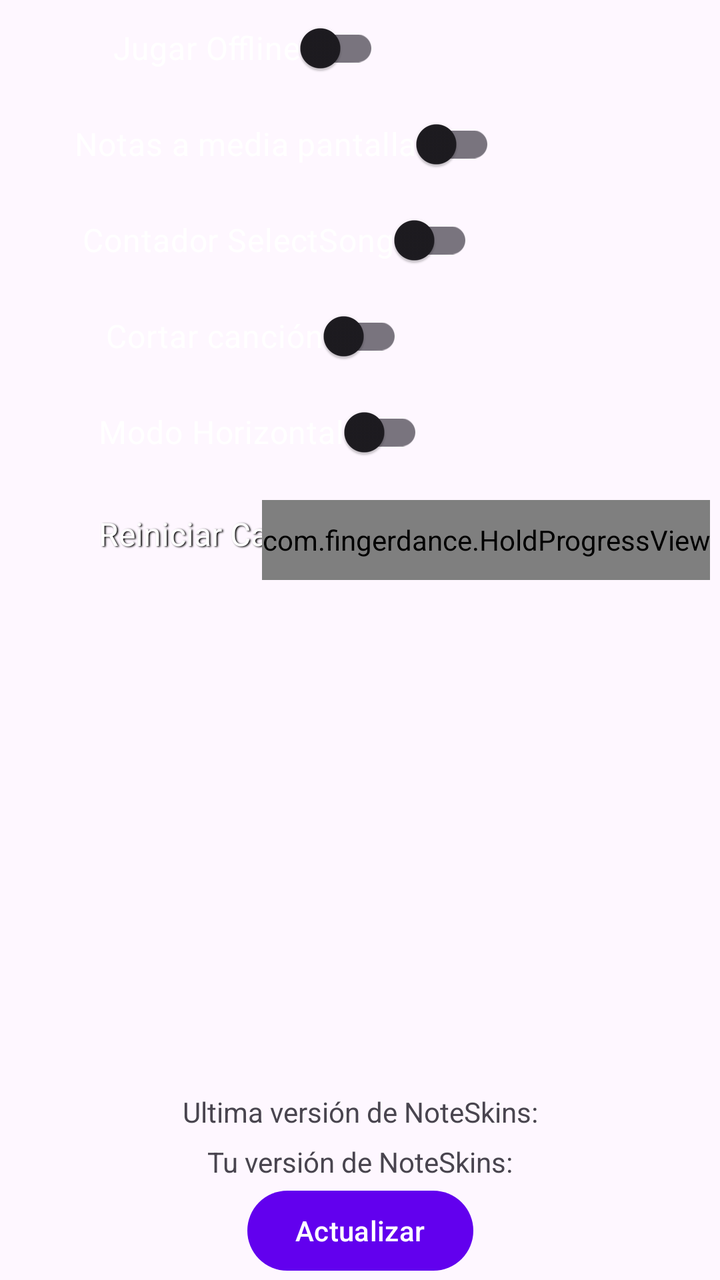
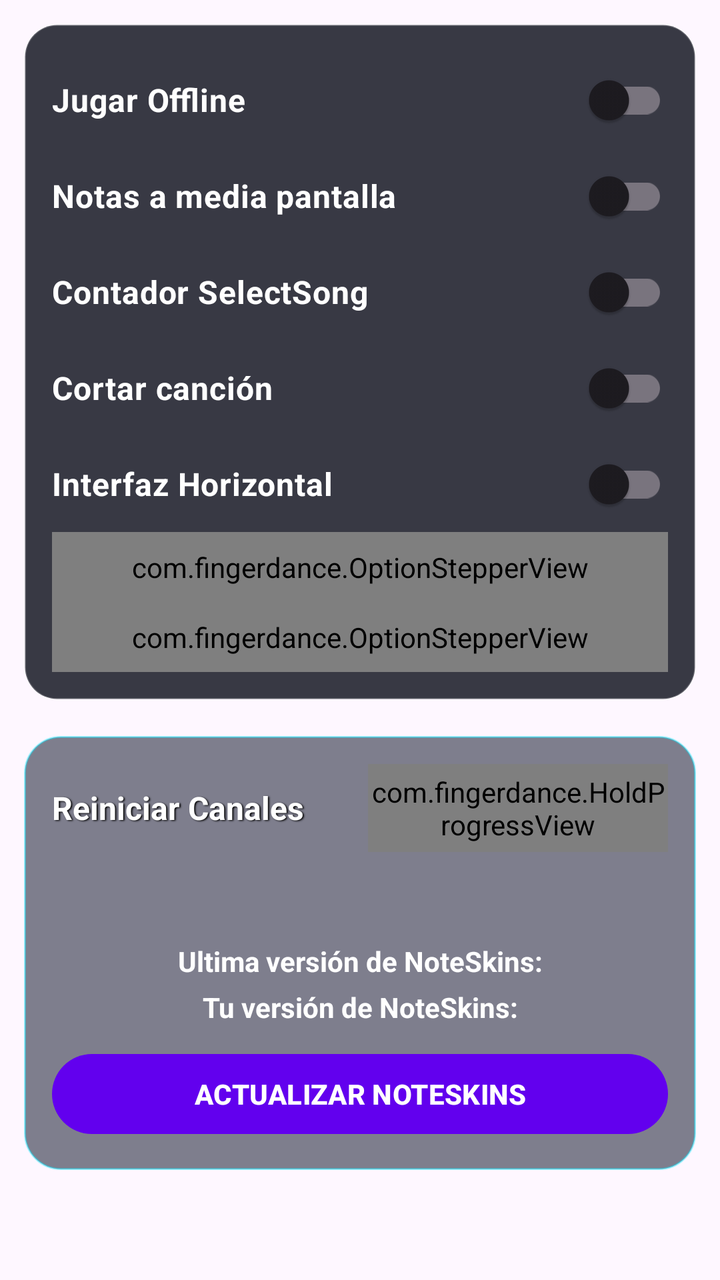

Before-and-after screenshots of an Android layout around one commit, followed by the original layout XML and the change that was made.
<!-- AndroidManifest.xml: application theme Theme.FingerDance -->
<!-- res/layout/options_settings.xml -->
<?xml version="1.0" encoding="utf-8"?>
<androidx.constraintlayout.widget.ConstraintLayout xmlns:android="http://schemas.android.com/apk/res/android"
    xmlns:app="http://schemas.android.com/apk/res-auto"
    xmlns:tools="http://schemas.android.com/tools"
    android:id="@+id/constraintBG"
    android:layout_width="match_parent"
    android:layout_height="match_parent"
    android:textAlignment="viewStart">

    <androidx.appcompat.widget.SwitchCompat
        android:id="@+id/btnOffline"
        android:layout_width="wrap_content"
        android:layout_height="wrap_content"
        android:backgroundTint="#002196F3"
        android:contextClickable="false"
        android:cursorVisible="true"
        android:text="Jugar Offline"
        android:textColor="@color/white"
        android:textSize="16dp"
        app:layout_constraintEnd_toEndOf="parent"
        app:layout_constraintHorizontal_bias="0.25"
        app:layout_constraintStart_toStartOf="parent"
        app:layout_constraintTop_toTopOf="parent" />

    <androidx.appcompat.widget.SwitchCompat
        android:id="@+id/btnNoteMidLine"
        android:layout_width="wrap_content"
        android:layout_height="wrap_content"
        android:backgroundTint="#002196F3"
        android:contextClickable="false"
        android:cursorVisible="true"
        android:text="Notas a media pantalla"
        android:textColor="@color/white"
        android:textSize="16dp"
        app:layout_constraintEnd_toEndOf="parent"
        app:layout_constraintHorizontal_bias="0.25"
        app:layout_constraintStart_toStartOf="parent"
        app:layout_constraintTop_toBottomOf="@+id/btnOffline" />

    <androidx.appcompat.widget.SwitchCompat
        android:id="@+id/btnNoCounter"
        android:layout_width="wrap_content"
        android:layout_height="wrap_content"
        android:backgroundTint="#002196F3"
        android:contextClickable="false"
        android:cursorVisible="true"
        android:text="Contador SelectSong"
        android:textColor="@color/white"
        android:textSize="16dp"
        app:layout_constraintEnd_toEndOf="parent"
        app:layout_constraintHorizontal_bias="0.25"
        app:layout_constraintStart_toStartOf="parent"
        app:layout_constraintTop_toBottomOf="@+id/btnNoteMidLine" />

    <androidx.appcompat.widget.SwitchCompat
        android:id="@+id/btnBreakSong"
        android:layout_width="wrap_content"
        android:layout_height="wrap_content"
        android:backgroundTint="#002196F3"
        android:contextClickable="false"
        android:cursorVisible="true"
        android:text="Cortar canción"
        android:textColor="@color/white"
        android:textSize="16dp"
        app:layout_constraintEnd_toEndOf="parent"
        app:layout_constraintHorizontal_bias="0.25"
        app:layout_constraintStart_toStartOf="parent"
        app:layout_constraintTop_toBottomOf="@+id/btnNoCounter" />

    <androidx.appcompat.widget.SwitchCompat
        android:id="@+id/btnHorizontalMode"
        android:layout_width="wrap_content"
        android:layout_height="wrap_content"
        android:backgroundTint="#002196F3"
        android:contextClickable="false"
        android:cursorVisible="true"
        android:text="Modo Horizontal"
        android:textColor="@color/white"
        android:textSize="16dp"
        app:layout_constraintEnd_toEndOf="parent"
        app:layout_constraintHorizontal_bias="0.25"
        app:layout_constraintStart_toStartOf="parent"
        app:layout_constraintTop_toBottomOf="@+id/btnBreakSong" />

    <TextView
        android:id="@+id/txResetChannels"
        android:layout_width="wrap_content"
        android:layout_height="40dp"
        android:layout_marginTop="16dp"
        android:shadowColor="@android:color/black"
        android:shadowDx="1.5"
        android:shadowDy="1.3"
        android:shadowRadius="1.6"
        android:text="Reiniciar Canales"
        android:textColor="@color/white"
        android:textSize="16dp"
        app:layout_constraintStart_toStartOf="@+id/btnHorizontalMode"
        app:layout_constraintTop_toBottomOf="@+id/btnHorizontalMode" />

    <com.fingerdance.HoldProgressView
        android:id="@+id/holdProgress"
        android:layout_width="wrap_content"
        android:layout_height="40dp"
        android:layout_marginTop="10dp"
        android:layout_marginRight="5dp"
        android:textSize="10dp"
        app:layout_constraintEnd_toEndOf="parent"
        app:layout_constraintTop_toBottomOf="@+id/btnHorizontalMode" />

    <TextView
        android:id="@+id/txVersionNoteSkin"
        android:layout_width="wrap_content"
        android:layout_height="wrap_content"
        android:text="Ultima versión de NoteSkins:"
        app:layout_constraintBottom_toBottomOf="parent"
        app:layout_constraintEnd_toEndOf="parent"
        app:layout_constraintStart_toStartOf="parent"
        app:layout_constraintTop_toTopOf="parent"
        app:layout_constraintVertical_bias="0.88" />

    <TextView
        android:id="@+id/txMyVersionNoteSkin"
        android:layout_width="wrap_content"
        android:layout_height="wrap_content"
        android:text="Tu versión de NoteSkins:"
        app:layout_constraintBottom_toBottomOf="parent"
        app:layout_constraintEnd_toEndOf="parent"
        app:layout_constraintStart_toStartOf="parent"
        app:layout_constraintTop_toTopOf="parent"
        app:layout_constraintVertical_bias="0.92" />

    <Button
        android:id="@+id/btnUptadeNoteSkin"
        android:layout_width="wrap_content"
        android:layout_height="wrap_content"
        android:text="Actualizar"
        app:layout_constraintBottom_toBottomOf="parent"
        app:layout_constraintEnd_toEndOf="parent"
        app:layout_constraintStart_toStartOf="parent"
        app:layout_constraintTop_toTopOf="parent"
        app:layout_constraintVertical_bias="0.999" />

</androidx.constraintlayout.widget.ConstraintLayout>
<!-- resources referenced by this layout -->
<resources>
  <color name="white">#FFFFFFFF</color>
  <style name="Theme.FingerDance" parent="Theme.Material3.DayNight.NoActionBar">
          
          <item name="colorPrimary">@color/purple_500</item>
          <item name="colorPrimaryVariant">@color/purple_700</item>
          <item name="colorOnPrimary">@color/white</item>
          
          <item name="colorSecondary">@color/teal_200</item>
          <item name="colorSecondaryVariant">@color/teal_700</item>
          <item name="colorOnSecondary">@color/black</item>
          
          <item name="android:statusBarColor">?attr/colorPrimaryVariant</item>
          
      </style>
  <color name="purple_500">#FF6200EE</color>
  <color name="purple_700">#FF3700B3</color>
  <color name="teal_200">#FF03DAC5</color>
  <color name="teal_700">#FF018786</color>
  <color name="black">#FF000000</color>
</resources>

<!-- the commit's change to res/layout/options_settings.xml (unified diff, before → after) -->
@@ -1,143 +1,145 @@
 <?xml version="1.0" encoding="utf-8"?>
-<androidx.constraintlayout.widget.ConstraintLayout xmlns:android="http://schemas.android.com/apk/res/android"
-    xmlns:app="http://schemas.android.com/apk/res-auto"
+<ScrollView xmlns:android="http://schemas.android.com/apk/res/android" xmlns:app="http://schemas.android.com/apk/res-auto"
     xmlns:tools="http://schemas.android.com/tools"
-    android:id="@+id/constraintBG"
-    android:layout_width="match_parent"
-    android:layout_height="match_parent"
-    android:textAlignment="viewStart">
+    android:layout_width="match_parent" android:layout_height="match_parent" android:fillViewport="true">
+    <androidx.constraintlayout.widget.ConstraintLayout android:id="@+id/constraintBG" android:layout_width="match_parent" android:layout_height="wrap_content" android:padding="12dp">
 
-    <androidx.appcompat.widget.SwitchCompat
-        android:id="@+id/btnOffline"
-        android:layout_width="wrap_content"
-        android:layout_height="wrap_content"
-        android:backgroundTint="#002196F3"
-        android:contextClickable="false"
-        android:cursorVisible="true"
-        android:text="Jugar Offline"
-        android:textColor="@color/white"
-        android:textSize="16dp"
-        app:layout_constraintEnd_toEndOf="parent"
-        app:layout_constraintHorizontal_bias="0.25"
-        app:layout_constraintStart_toStartOf="parent"
-        app:layout_constraintTop_toTopOf="parent" />
+        <LinearLayout
+            android:id="@+id/gameplaySettingsPanel"
+            android:layout_width="0dp"
+            android:layout_height="wrap_content"
+            android:background="@drawable/fd_panel_dark"
+            android:orientation="vertical"
+            android:padding="14dp"
+            app:layout_constraintEnd_toEndOf="parent"
+            app:layout_constraintStart_toStartOf="parent"
+            app:layout_constraintTop_toTopOf="parent">
 
-    <androidx.appcompat.widget.SwitchCompat
-        android:id="@+id/btnNoteMidLine"
-        android:layout_width="wrap_content"
-        android:layout_height="wrap_content"
-        android:backgroundTint="#002196F3"
-        android:contextClickable="false"
-        android:cursorVisible="true"
-        android:text="Notas a media pantalla"
-        android:textColor="@color/white"
-        android:textSize="16dp"
-        app:layout_constraintEnd_toEndOf="parent"
-        app:layout_constraintHorizontal_bias="0.25"
-        app:layout_constraintStart_toStartOf="parent"
-        app:layout_constraintTop_toBottomOf="@+id/btnOffline" />
+            <androidx.appcompat.widget.SwitchCompat
+                android:id="@+id/btnOffline"
+                style="@style/FingerDanceSwitch"
+                android:text="Jugar Offline" />
 
-    <androidx.appcompat.widget.SwitchCompat
-        android:id="@+id/btnNoCounter"
-        android:layout_width="wrap_content"
-        android:layout_height="wrap_content"
-        android:backgroundTint="#002196F3"
-        android:contextClickable="false"
-        android:cursorVisible="true"
-        android:text="Contador SelectSong"
-        android:textColor="@color/white"
-        android:textSize="16dp"
-        app:layout_constraintEnd_toEndOf="parent"
-        app:layout_constraintHorizontal_bias="0.25"
-        app:layout_constraintStart_toStartOf="parent"
-        app:layout_constraintTop_toBottomOf="@+id/btnNoteMidLine" />
+            <androidx.appcompat.widget.SwitchCompat
+                android:id="@+id/btnNoteMidLine"
+                style="@style/FingerDanceSwitch"
+                android:text="Notas a media pantalla" />
 
-    <androidx.appcompat.widget.SwitchCompat
-        android:id="@+id/btnBreakSong"
-        android:layout_width="wrap_content"
-        android:layout_height="wrap_content"
-        android:backgroundTint="#002196F3"
-        android:contextClickable="false"
-        android:cursorVisible="true"
-        android:text="Cortar canción"
-        android:textColor="@color/white"
-        android:textSize="16dp"
-        app:layout_constraintEnd_toEndOf="parent"
-        app:layout_constraintHorizontal_bias="0.25"
-        app:layout_constraintStart_toStartOf="parent"
-        app:layout_constraintTop_toBottomOf="@+id/btnNoCounter" />
+            <androidx.appcompat.widget.SwitchCompat
+                android:id="@+id/btnNoCounter"
+                style="@style/FingerDanceSwitch"
+                android:text="Contador SelectSong" />
 
-    <androidx.appcompat.widget.SwitchCompat
-        android:id="@+id/btnHorizontalMode"
-        android:layout_width="wrap_content"
-        android:layout_height="wrap_content"
-        android:backgroundTint="#002196F3"
-        android:contextClickable="false"
-        android:cursorVisible="true"
-        android:text="Modo Horizontal"
-        android:textColor="@color/white"
-        android:textSize="16dp"
-        app:layout_constraintEnd_toEndOf="parent"
-        app:layout_constraintHorizontal_bias="0.25"
-        app:layout_constraintStart_toStartOf="parent"
-        app:layout_constraintTop_toBottomOf="@+id/btnBreakSong" />
+            <androidx.appcompat.widget.SwitchCompat
+                android:id="@+id/btnBreakSong"
+                style="@style/FingerDanceSwitch"
+                android:text="Cortar canción" />
 
-    <TextView
-        android:id="@+id/txResetChannels"
-        android:layout_width="wrap_content"
-        android:layout_height="40dp"
-        android:layout_marginTop="16dp"
-        android:shadowColor="@android:color/black"
-        android:shadowDx="1.5"
-        android:shadowDy="1.3"
-        android:shadowRadius="1.6"
-        android:text="Reiniciar Canales"
-        android:textColor="@color/white"
-        android:textSize="16dp"
-        app:layout_constraintStart_toStartOf="@+id/btnHorizontalMode"
-        app:layout_constraintTop_toBottomOf="@+id/btnHorizontalMode" />
+            <androidx.appcompat.widget.SwitchCompat
+                android:id="@+id/btnHorizontalMode"
+                style="@style/FingerDanceSwitch"
+                android:text="Interfaz Horizontal" />
 
-    <com.fingerdance.HoldProgressView
-        android:id="@+id/holdProgress"
-        android:layout_width="wrap_content"
-        android:layout_height="40dp"
-        android:layout_marginTop="10dp"
-        android:layout_marginRight="5dp"
-        android:textSize="10dp"
-        app:layout_constraintEnd_toEndOf="parent"
-        app:layout_constraintTop_toBottomOf="@+id/btnHorizontalMode" />
+            <com.fingerdance.OptionStepperView
+                android:id="@+id/optionOrientationSingle"
+                android:layout_width="match_parent"
+                android:layout_height="wrap_content"
+                android:paddingTop="8dp"
+                android:paddingBottom="8dp"
+                app:optionTitle="Orientacion Single"
+                app:optionDefaultIndex="0"
+                app:optionTitleColor="#FFFFFF"
+                app:optionTitleSize="16dp"
+                app:optionTitleStyle="bold"
+                app:optionTextColor="#FFFFFF"
+                app:optionTextSize="11dp"
+                app:optionTextStyle="bold" />
 
-    <TextView
-        android:id="@+id/txVersionNoteSkin"
-        android:layout_width="wrap_content"
-        android:layout_height="wrap_content"
-        android:text="Ultima versión de NoteSkins:"
-        app:layout_constraintBottom_toBottomOf="parent"
-        app:layout_constraintEnd_toEndOf="parent"
-        app:layout_constraintStart_toStartOf="parent"
-        app:layout_constraintTop_toTopOf="parent"
-        app:layout_constraintVertical_bias="0.88" />
+            <com.fingerdance.OptionStepperView
+                android:id="@+id/optionOrientationHalf"
+                android:layout_width="match_parent"
+                android:layout_height="wrap_content"
+                android:paddingTop="8dp"
+                android:paddingBottom="8dp"
+                app:optionTitle="Orientacion HalfDouble"
+                app:optionDefaultIndex="0"
+                app:optionTitleColor="#FFFFFF"
+                app:optionTitleSize="16dp"
+                app:optionTitleStyle="bold"
+                app:optionTextColor="#FFFFFF"
+                app:optionTextSize="11dp"
+                app:optionTextStyle="bold" />
 
-    <TextView
-        android:id="@+id/txMyVersionNoteSkin"
-        android:layout_width="wrap_content"
-        android:layout_height="wrap_content"
-        android:text="Tu versión de NoteSkins:"
-        app:layout_constraintBottom_toBottomOf="parent"
-        app:layout_constraintEnd_toEndOf="parent"
-        app:layout_constraintStart_toStartOf="parent"
-        app:layout_constraintTop_toTopOf="parent"
-        app:layout_constraintVertical_bias="0.92" />
+        </LinearLayout>
 
-    <Button
-        android:id="@+id/btnUptadeNoteSkin"
-        android:layout_width="wrap_content"
-        android:layout_height="wrap_content"
-        android:text="Actualizar"
-        app:layout_constraintBottom_toBottomOf="parent"
-        app:layout_constraintEnd_toEndOf="parent"
-        app:layout_constraintStart_toStartOf="parent"
-        app:layout_constraintTop_toTopOf="parent"
-        app:layout_constraintVertical_bias="0.999" />
+        <LinearLayout
+            android:id="@+id/resourcesPanel"
+            android:layout_width="0dp"
+            android:layout_height="wrap_content"
+            android:layout_marginTop="18dp"
+            android:background="@drawable/fd_panel_glass"
+            android:orientation="vertical"
+            android:padding="14dp"
+            app:layout_constraintEnd_toEndOf="parent"
+            app:layout_constraintStart_toStartOf="parent"
+            app:layout_constraintTop_toBottomOf="@+id/gameplaySettingsPanel">
 
-</androidx.constraintlayout.widget.ConstraintLayout>
+            <LinearLayout
+                android:layout_width="match_parent"
+                android:layout_height="wrap_content"
+                android:gravity="center_vertical"
+                android:orientation="horizontal">
+
+                <TextView
+                    android:id="@+id/txResetChannels"
+                    android:layout_width="0dp"
+                    android:layout_height="44dp"
+                    android:layout_weight="1"
+                    android:gravity="center_vertical"
+                    android:shadowColor="#000000"
+                    android:shadowDx="1.5"
+                    android:shadowDy="1.3"
+                    android:shadowRadius="1.6"
+                    android:text="Reiniciar Canales"
+                    android:textColor="#FFFFFF"
+                    android:textSize="16sp"
+                    android:textStyle="bold" />
+
+                <com.fingerdance.HoldProgressView
+                    android:id="@+id/holdProgress"
+                    android:layout_width="150dp"
+                    android:layout_height="44dp"
+                    android:layout_marginStart="10dp" />
+            </LinearLayout>
+
+            <TextView
+                android:id="@+id/txVersionNoteSkin"
+                android:layout_width="match_parent"
+                android:layout_height="wrap_content"
+                android:layout_marginTop="45dp"
+                android:gravity="center"
+                android:text="Ultima versión de NoteSkins:"
+                android:textColor="#FFFFFF"
+                android:textStyle="bold" />
+
+            <TextView
+                android:id="@+id/txMyVersionNoteSkin"
+                android:layout_width="match_parent"
+                android:layout_height="wrap_content"
+                android:layout_marginTop="4dp"
+                android:gravity="center"
+                android:text="Tu versión de NoteSkins:"
+                android:textColor="#FFFFFF"
+                android:textStyle="bold" />
+
+            <Button
+                android:id="@+id/btnUptadeNoteSkin"
+                android:layout_width="match_parent"
+                android:layout_height="48dp"
+                android:layout_marginTop="10dp"
+                android:text="ACTUALIZAR NOTESKINS"
+                android:textColor="#FFFFFF"
+                android:textStyle="bold" />
+        </LinearLayout>
+    </androidx.constraintlayout.widget.ConstraintLayout>
+</ScrollView>
<!-- resource entries referenced after the edit -->
@@ -1,5 +1,34 @@
 <!-- resources referenced by this layout -->
 <resources>
+  <!-- drawable fd_panel_dark (drawable) -->
+  <?xml version="1.0" encoding="utf-8"?>
+  <shape xmlns:android="http://schemas.android.com/apk/res/android"><solid android:color="#CC070A16"/><stroke android:width="1dp" android:color="#33FFFFFF"/><corners android:radius="16dp"/></shape>
+  <!-- drawable fd_panel_glass (drawable) -->
+  <?xml version="1.0" encoding="utf-8"?>
+  <shape
+      xmlns:android="http://schemas.android.com/apk/res/android">
+      <solid
+          android:color="#8810162A"/>
+          <stroke
+              android:width="1dp"
+              android:color="#6600E5FF"/>
+          <corners
+              android:radius="18dp"/>
+          <padding
+              android:left="8dp"
+              android:top="8dp"
+              android:right="8dp"
+              android:bottom="8dp"/>
+  </shape>
+  <style name="FingerDanceSwitch">
+          <item name="android:layout_width">match_parent</item>
+          <item name="android:layout_height">wrap_content</item>
+          <item name="android:textColor">#FFFFFF</item>
+          <item name="android:textSize">16dp</item>
+          <item name="android:textStyle">bold</item>
+          <item name="android:paddingTop">8dp</item>
+          <item name="android:paddingBottom">8dp</item>
+      </style>
   <color name="white">#FFFFFFFF</color>
   <style name="Theme.FingerDance" parent="Theme.Material3.DayNight.NoActionBar">
           
